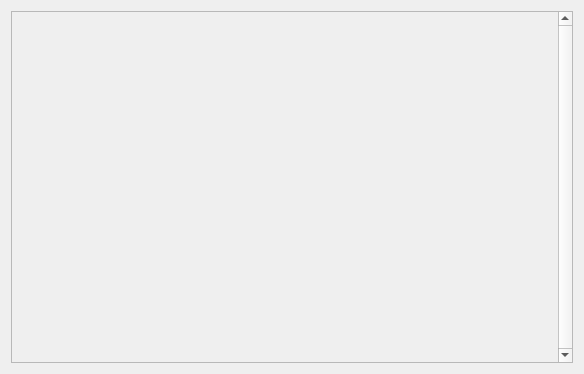
Old version of the form GUI/Autogenerated/AGDayCalendarWidget.ui in the repository Klaudia-24/Harmonogram.
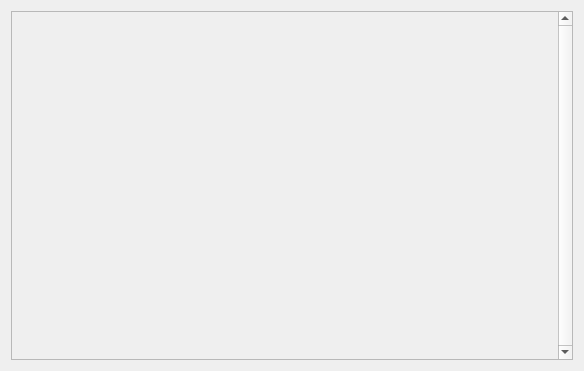
New version of the form.

Patch:
```diff
--- a/GUI/Autogenerated/AGDayCalendarWidget.ui
+++ b/GUI/Autogenerated/AGDayCalendarWidget.ui
@@ -7,7 +7,7 @@
     <x>0</x>
     <y>0</y>
     <width>584</width>
-    <height>374</height>
+    <height>371</height>
    </rect>
   </property>
   <property name="windowTitle">
@@ -33,7 +33,7 @@
           <x>0</x>
           <y>0</y>
           <width>541</width>
-          <height>352</height>
+          <height>349</height>
          </rect>
         </property>
        </widget>
```
